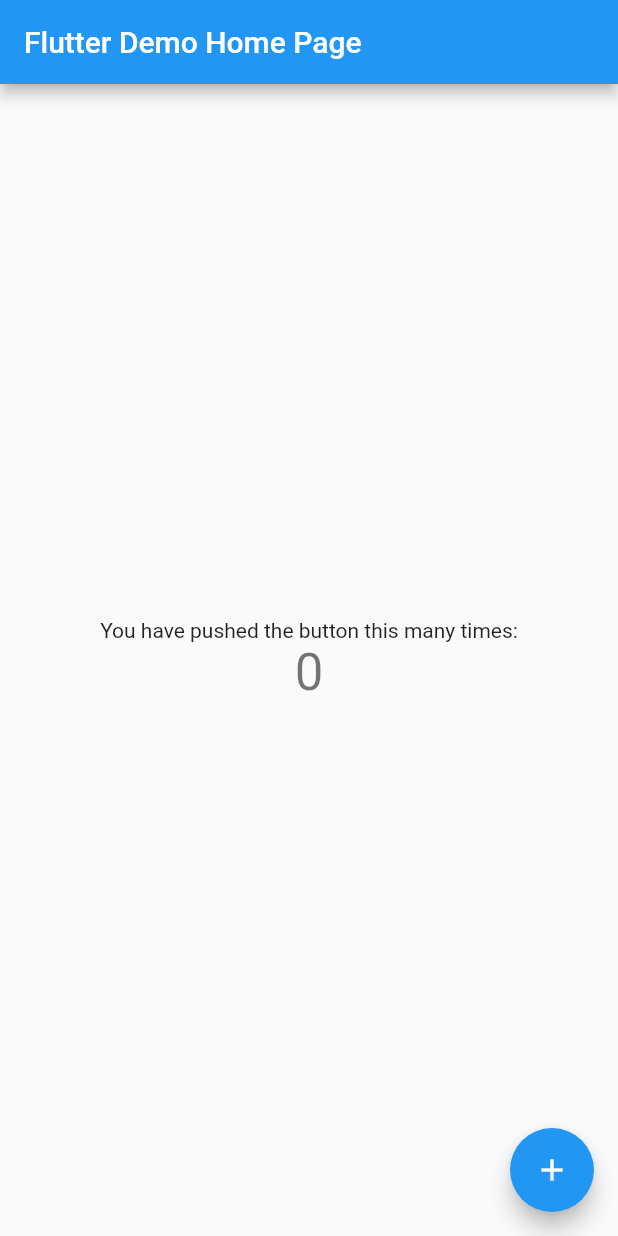
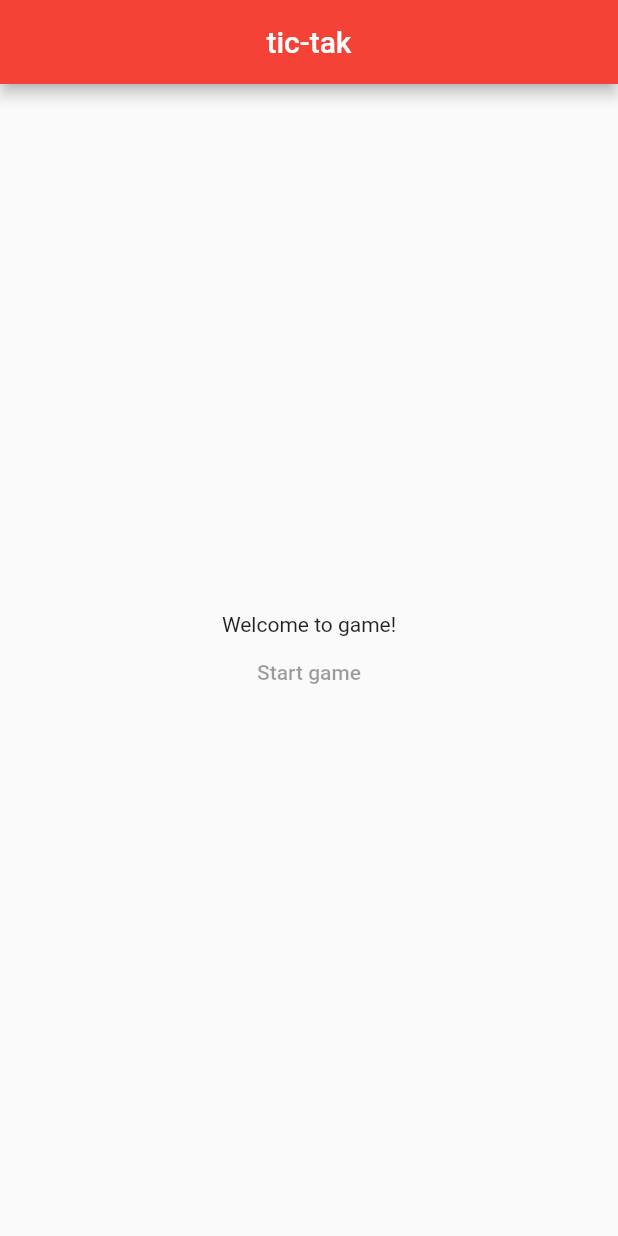
Before and after one commit to EugeniusStrong/tic_tac, a Flutter app: the screen it shows after launch, on a phone screen of 412 x 824 dp. Run offline on Flutter 3.47's test engine with Material 2 defaults, Android fonts, the phone set to English and light mode, and no system bars.

Commit message:
Add welcome screen.

```diff
--- a/lib/main.dart
+++ b/lib/main.dart
@@ -13,9 +13,9 @@ class MyApp extends StatelessWidget {
     return MaterialApp(
       title: 'Flutter Demo',
       theme: ThemeData(
-        primarySwatch: Colors.blue,
+        primarySwatch: Colors.red,
       ),
-      home: const MyHomePage(title: 'Flutter Demo Home Page'),
+      home: const MyHomePage(title: 'tic-tak'),
     );
   }
 }
@@ -30,39 +30,23 @@ class MyHomePage extends StatefulWidget {
 }
 
 class _MyHomePageState extends State<MyHomePage> {
-  int _counter = 0;
-
-  void _incrementCounter() {
-    setState(() {
-      _counter++;
-    });
-  }
-
   @override
   Widget build(BuildContext context) {
     return Scaffold(
       appBar: AppBar(
-        title: Text(widget.title),
+        title: Center(child: Text(widget.title)),
       ),
       body: Center(
         child: Column(
           mainAxisAlignment: MainAxisAlignment.center,
-          children: <Widget>[
-            const Text(
-              'You have pushed the button this many times:',
+          children: const <Widget>[
+            Text(
+              'Welcome to game!',
             ),
-            Text(
-              '$_counter',
-              style: Theme.of(context).textTheme.headlineMedium,
-            ),
+            TextButton(onPressed: null, child: Text('Start game'))
           ],
         ),
       ),
-      floatingActionButton: FloatingActionButton(
-        onPressed: _incrementCounter,
-        tooltip: 'Increment',
-        child: const Icon(Icons.add),
-      ), // This trailing comma makes auto-formatting nicer for build methods.
     );
   }
 }
```
